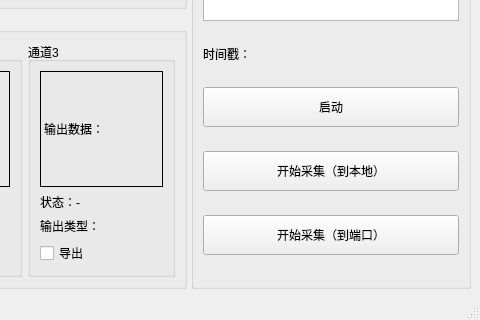
Old version of the form mainwindow.ui in the repository Backlory/VideoPoseSampler_QT; both pictures show x 454 to 934 and y 359 to 679 of the 934 by 679 pixel window.
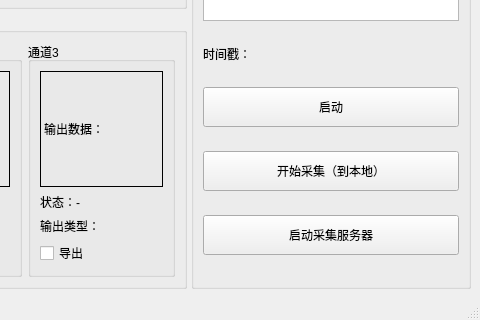
New version of the form.

Commit message: adjust:转换为服务端模式 adjust: 调节了代码的时间稳定性 feaadd: 增加FPS计算

Diff of the .ui file:
```diff
--- a/mainwindow.ui
+++ b/mainwindow.ui
@@ -572,7 +572,7 @@
            </size>
           </property>
           <property name="text">
-           <string>开始采集（到端口）</string>
+           <string>启动采集服务器</string>
           </property>
          </widget>
         </item>
```
The commit also changes 10 other files.
